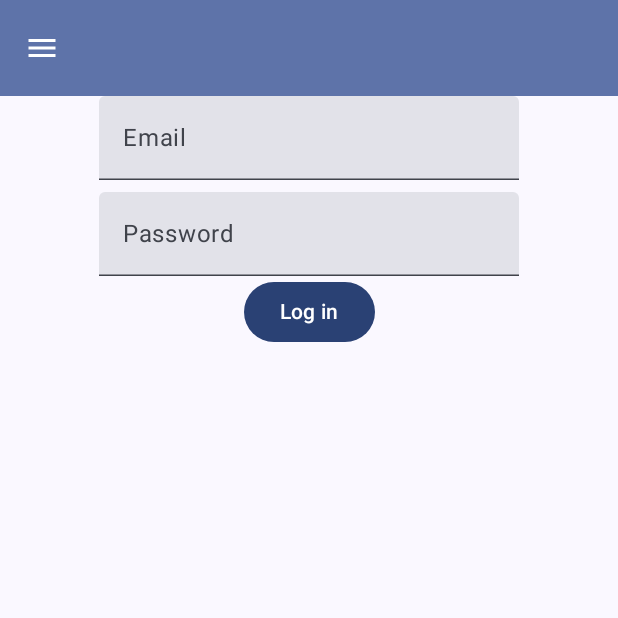
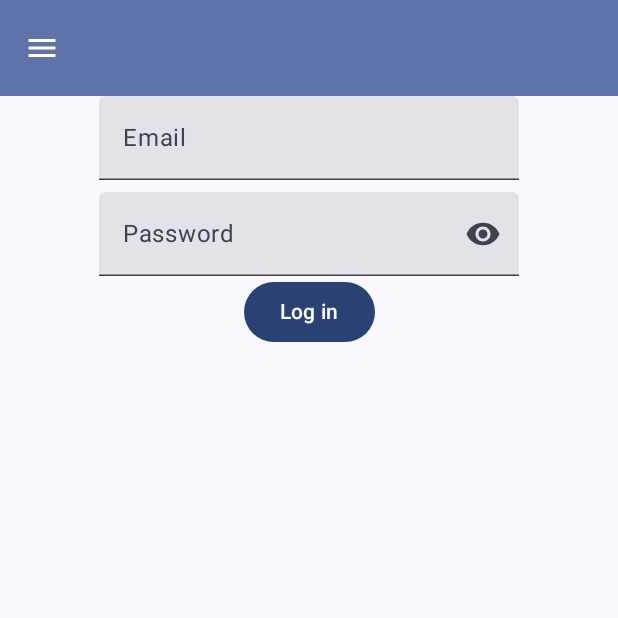
Before and after one commit to git-mad/fitness2023, an Android app built with Jetpack Compose: the screen it shows after launch (MainActivity), on a phone screen of 412 x 824 dp, the top half of it. Run offline under Robolectric (Android 15) with nearby library versions, the light colour scheme and no system bars; our stand-ins replace constraintlayout-compose, livedata-compose; libraries missing offline, so code that uses them is left out: androidx.constraintlayout.compose; 1 statement that could not run was skipped.

Commit message:
password hidden aster

```diff
--- a/app/build.gradle.kts
+++ b/app/build.gradle.kts
@@ -73,4 +73,5 @@ dependencies {
     implementation("androidx.lifecycle:lifecycle-viewmodel-compose:2.6.2")
     implementation("androidx.compose.runtime:runtime-livedata:1.5.3")
     implementation("eu.bambooapps:compose-material3-pullrefresh:1.0.0")
+    implementation("androidx.compose.material:material-icons-extended")
 }
--- a/app/src/main/java/com/example/appprototype/ui/LoginScreen.kt
+++ b/app/src/main/java/com/example/appprototype/ui/LoginScreen.kt
@@ -27,6 +27,8 @@ import androidx.constraintlayout.compose.Visibility
 import androidx.lifecycle.viewmodel.compose.viewModel
 import com.example.appprototype.viewmodels.MainViewModel
 import com.example.appprototype.viewmodels.Screen
+import androidx.compose.material.icons.filled.Visibility
+import androidx.compose.material.icons.filled.VisibilityOff
 
 @Composable
 @Preview
@@ -40,7 +42,7 @@ fun LoginScreen(mainViewModel: MainViewModel = viewModel()) {
         // Username field, password field, etc.
 
         TextField(
-            value = text, // TODO:
+            value = text,
             onValueChange = { text = it },
             label = { Text("Email") },
         )
@@ -55,15 +57,15 @@ fun LoginScreen(mainViewModel: MainViewModel = viewModel()) {
             visualTransformation =
             if (passwordHidden) PasswordVisualTransformation() else VisualTransformation.None,
             keyboardOptions = KeyboardOptions(keyboardType = KeyboardType.Password),
-//            trailingIcon = {
-//                IconButton(onClick = { passwordHidden = !passwordHidden }) {
-//                    val visibilityIcon =
-//                        if (passwordHidden) Icons.Filled.Visibility else Icons.Filled.VisibilityOff
-//                    // Please provide localized description for accessibility services
-//                    val description = if (passwordHidden) "Show password" else "Hide password"
-//                    Icon(imageVector = visibilityIcon, contentDescription = description)
-//                }
-//            }
+            trailingIcon = {
+                IconButton(onClick = { passwordHidden = !passwordHidden }) {
+                    val visibilityIcon =
+                        if (passwordHidden) Icons.Filled.Visibility else Icons.Filled.VisibilityOff
+                    // Please provide localized description for accessibility services
+                    val description = if (passwordHidden) "Show password" else "Hide password"
+                    Icon(imageVector = visibilityIcon, contentDescription = description)
+                }
+            }
         )
 
         Button(onClick = { mainViewModel.navigateTo(Screen.Registration) }) {
```
